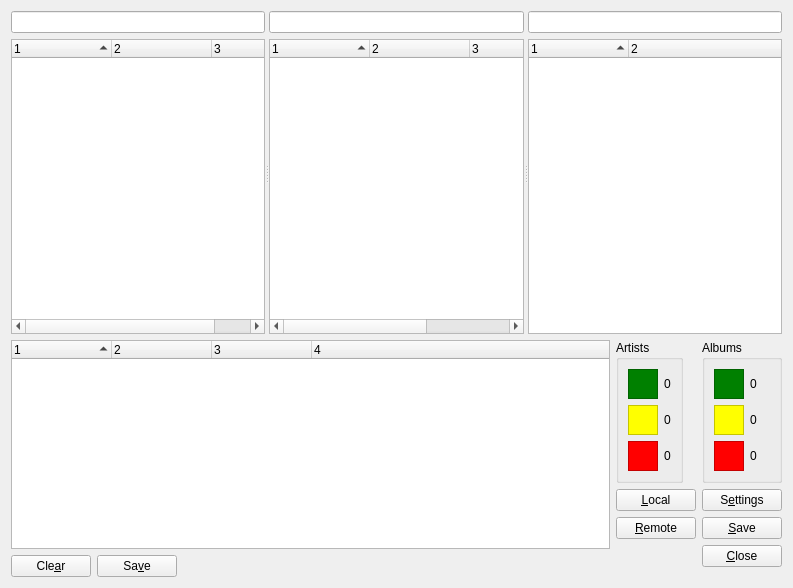
The window that ui/main.ui (KenjiTakahashi/gayeogi) describes before a commit, drawn with Qt 5.
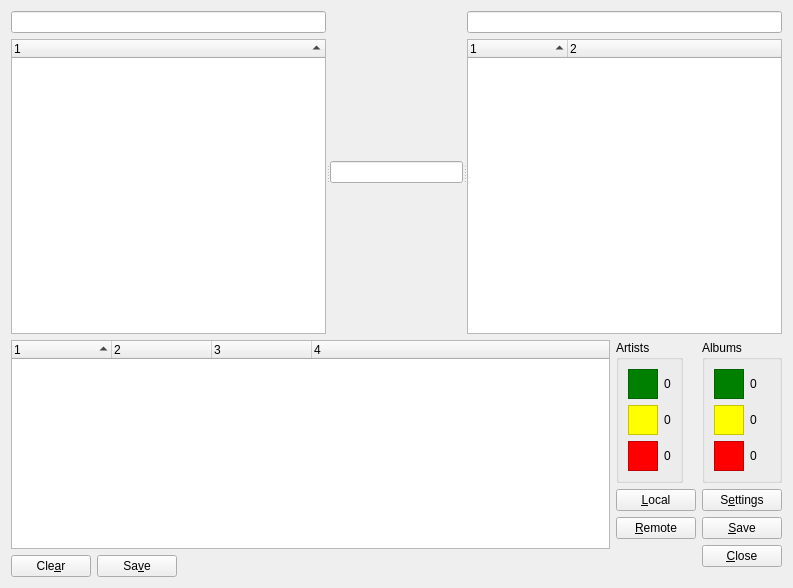
The same window after the commit.

The edit to the form file:
```diff
--- a/ui/main.ui
+++ b/ui/main.ui
@@ -52,23 +52,13 @@
              <bool>true</bool>
             </property>
             <property name="columnCount">
-             <number>3</number>
+             <number>1</number>
             </property>
             <column>
              <property name="text">
               <string notr="true">1</string>
              </property>
             </column>
-            <column>
-             <property name="text">
-              <string notr="true">2</string>
-             </property>
-            </column>
-            <column>
-             <property name="text">
-              <string notr="true">3</string>
-             </property>
-            </column>
            </widget>
           </item>
          </layout>
@@ -85,48 +75,6 @@
             </property>
            </widget>
           </item>
-          <item>
-           <widget class="QTreeWidget" name="albums">
-            <property name="editTriggers">
-             <set>QAbstractItemView::NoEditTriggers</set>
-            </property>
-            <property name="selectionMode">
-             <enum>QAbstractItemView::ExtendedSelection</enum>
-            </property>
-            <property name="indentation">
-             <number>0</number>
-            </property>
-            <property name="itemsExpandable">
-             <bool>false</bool>
-            </property>
-            <property name="sortingEnabled">
-             <bool>true</bool>
-            </property>
-            <property name="columnCount">
-             <number>4</number>
-            </property>
-            <column>
-             <property name="text">
-              <string notr="true">1</string>
-             </property>
-            </column>
-            <column>
-             <property name="text">
-              <string notr="true">2</string>
-             </property>
-            </column>
-            <column>
-             <property name="text">
-              <string notr="true">3</string>
-             </property>
-            </column>
-            <column>
-             <property name="text">
-              <string notr="true">4</string>
-             </property>
-            </column>
-           </widget>
-          </item>
          </layout>
         </widget>
         <widget class="QWidget" name="widget_8" native="true">
```
